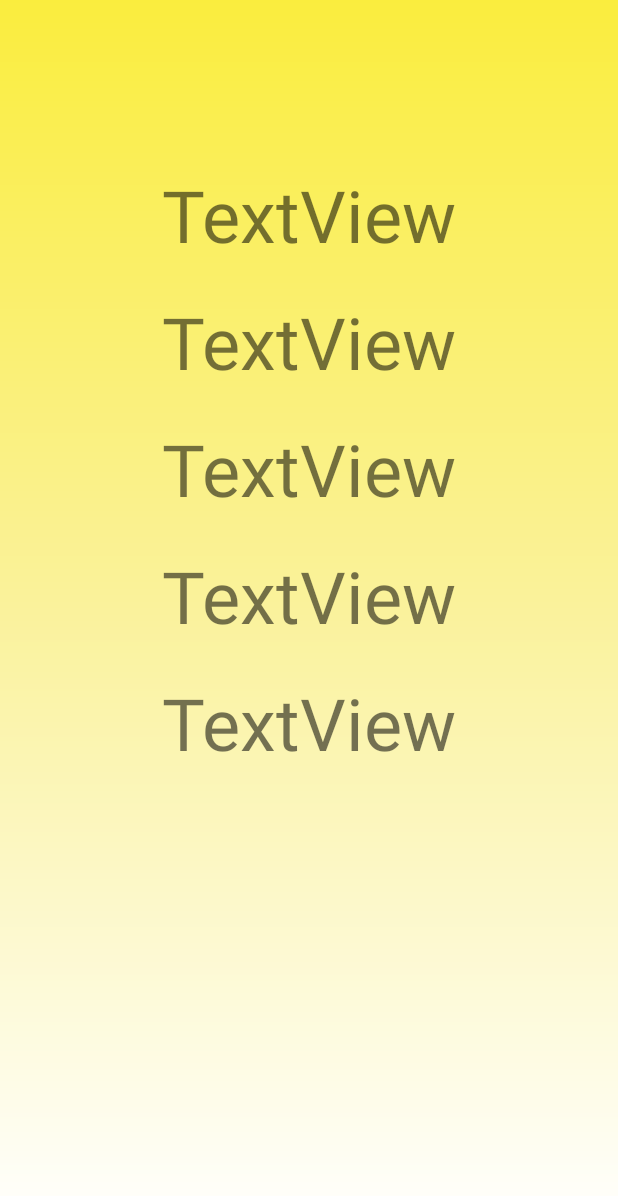
After one commit to ricardoszpo/Dep, an Android app: the layout activity_demonstrativo.xml on its own in the app's theme, with its tools: preview values and no code run, on a phone screen of 412 x 824 dp. The commit adds this screen. Shown: the top 1196 px of the screen. Run offline under Robolectric (Android 15) with nearby library versions, the phone set to English and light mode, and no system bars.

Commit message:
atualização

```diff
--- /dev/null
+++ b/projeto/app/src/main/res/layout/activity_demonstrativo.xml
@@ -0,0 +1,98 @@
+<?xml version="1.0" encoding="utf-8"?>
+<androidx.constraintlayout.widget.ConstraintLayout xmlns:android="http://schemas.android.com/apk/res/android"
+    xmlns:app="http://schemas.android.com/apk/res-auto"
+    xmlns:tools="http://schemas.android.com/tools"
+    android:layout_width="match_parent"
+    android:layout_height="match_parent"
+    android:background="@drawable/background"
+    tools:context=".demonstrativo">
+
+    <TextView
+        android:id="@+id/cont"
+        android:layout_width="wrap_content"
+        android:layout_height="wrap_content"
+        android:layout_marginStart="250dp"
+        android:layout_marginTop="20dp"
+        android:layout_marginEnd="250dp"
+        android:textSize="60sp"
+        app:layout_constraintBottom_toBottomOf="parent"
+        app:layout_constraintEnd_toEndOf="parent"
+        app:layout_constraintStart_toStartOf="parent"
+        app:layout_constraintTop_toTopOf="parent"
+        app:layout_constraintVertical_bias="0.0" />
+
+    <TextView
+        android:id="@+id/mdatendimento"
+        android:layout_width="wrap_content"
+        android:layout_height="wrap_content"
+        android:layout_marginStart="50dp"
+        android:layout_marginTop="10dp"
+        android:layout_marginEnd="50dp"
+        android:text="TextView"
+        android:textSize="48sp"
+        app:layout_constraintBottom_toBottomOf="parent"
+        app:layout_constraintEnd_toEndOf="parent"
+        app:layout_constraintStart_toStartOf="parent"
+        app:layout_constraintTop_toBottomOf="@+id/cont"
+        app:layout_constraintVertical_bias="0.0" />
+
+    <TextView
+        android:id="@+id/mdinfraestrutura"
+        android:layout_width="wrap_content"
+        android:layout_height="wrap_content"
+        android:layout_marginStart="50dp"
+        android:layout_marginTop="20dp"
+        android:layout_marginEnd="50dp"
+        android:text="TextView"
+        android:textSize="48sp"
+        app:layout_constraintBottom_toBottomOf="parent"
+        app:layout_constraintEnd_toEndOf="parent"
+        app:layout_constraintStart_toStartOf="parent"
+        app:layout_constraintTop_toBottomOf="@+id/mdatendimento"
+        app:layout_constraintVertical_bias="0.0" />
+
+    <TextView
+        android:id="@+id/mdconhecimento"
+        android:layout_width="wrap_content"
+        android:layout_height="wrap_content"
+        android:layout_marginStart="50dp"
+        android:layout_marginTop="20dp"
+        android:layout_marginEnd="50dp"
+        android:text="TextView"
+        android:textSize="48sp"
+        app:layout_constraintBottom_toBottomOf="parent"
+        app:layout_constraintEnd_toEndOf="parent"
+        app:layout_constraintStart_toStartOf="parent"
+        app:layout_constraintTop_toBottomOf="@+id/mdinfraestrutura"
+        app:layout_constraintVertical_bias="0.0" />
+
+    <TextView
+        android:id="@+id/mdqualidadedoservico"
+        android:layout_width="wrap_content"
+        android:layout_height="wrap_content"
+        android:layout_marginStart="50dp"
+        android:layout_marginTop="20dp"
+        android:layout_marginEnd="50dp"
+        android:text="TextView"
+        android:textSize="48sp"
+        app:layout_constraintBottom_toBottomOf="parent"
+        app:layout_constraintEnd_toEndOf="parent"
+        app:layout_constraintStart_toStartOf="parent"
+        app:layout_constraintTop_toBottomOf="@+id/mdconhecimento"
+        app:layout_constraintVertical_bias="0.0" />
+
+    <TextView
+        android:id="@+id/mediageral"
+        android:layout_width="wrap_content"
+        android:layout_height="wrap_content"
+        android:layout_marginStart="50dp"
+        android:layout_marginTop="20dp"
+        android:layout_marginEnd="50dp"
+        android:text="TextView"
+        android:textSize="48sp"
+        app:layout_constraintBottom_toBottomOf="parent"
+        app:layout_constraintEnd_toEndOf="parent"
+        app:layout_constraintStart_toStartOf="parent"
+        app:layout_constraintTop_toBottomOf="@+id/mdqualidadedoservico"
+        app:layout_constraintVertical_bias="0.0" />
+</androidx.constraintlayout.widget.ConstraintLayout>
```
Also changed, not shown: projeto/app/src/main/AndroidManifest.xml (+7 -0 lines), projeto/app/src/main/java/com/example/projeto/MainActivity.java (+19 -7 lines), projeto/app/src/main/java/com/example/projeto/demonstrativo.java (added, +54 -0 lines), projeto/app/src/main/java/com/example/projeto/sugestoes.java (+19 -6 lines), projeto/app/src/main/java/com/example/projeto/telapesquisa.java (+66 -66 lines), projeto/app/src/main/res/layout/activity_sugestoes.xml (+11 -9 lines).
